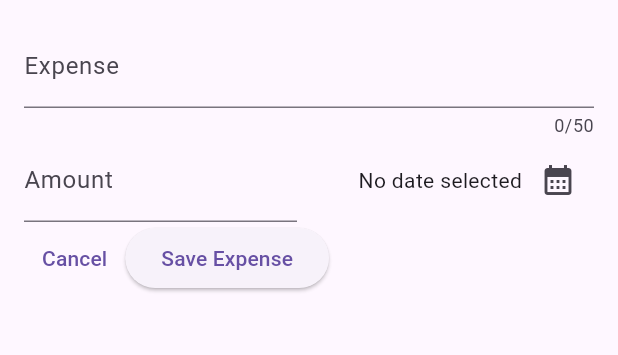
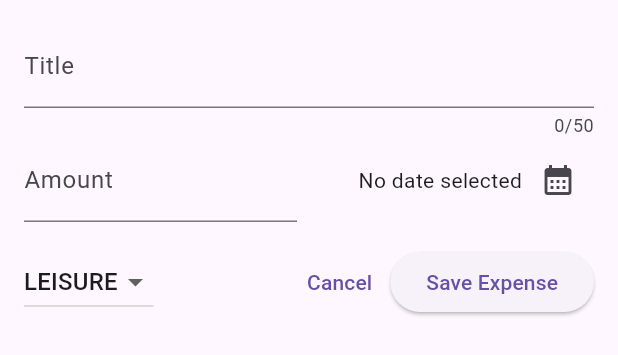
Before and after one commit to HitzCommitted/flutter_expense_tracker, a Flutter app: the NewExpense widget shown alone on an empty page, opened directly, on a phone screen of 412 x 824 dp. Shown: the top 355 px of the screen. Run offline on Flutter 3.47's test engine with Material 3 defaults, Android fonts, the phone set to English and light mode, and no system bars.

Commit message:
added category dropdown

```diff
--- a/lib/widgets/new_expense.dart
+++ b/lib/widgets/new_expense.dart
@@ -14,6 +14,7 @@ class _NewExpenseState extends State<NewExpense> {
   final _titleController = TextEditingController();
   final _amountController = TextEditingController();
   DateTime? _selectedDate;
+  Category _selectedCategory = Category.leisure;
 
   void _presentDatePicker() async {
     final now = DateTime.now();
@@ -45,7 +46,7 @@ class _NewExpenseState extends State<NewExpense> {
           TextField(
             controller: _titleController,
             maxLength: 50,
-            decoration: const InputDecoration(label: Text('Expense')),
+            decoration: const InputDecoration(label: Text('Title')),
           ),
           Row(
             children: [
@@ -54,7 +55,7 @@ class _NewExpenseState extends State<NewExpense> {
                   controller: _amountController,
                   keyboardType: TextInputType.number,
                   decoration: const InputDecoration(
-                    prefixText: '\$ ',
+                    prefixText: 'Ksh. ',
                     label: Text('Amount'),
                   ),
                 ),
@@ -79,8 +80,30 @@ class _NewExpenseState extends State<NewExpense> {
               ),
             ],
           ),
+          const SizedBox(height: 16),
           Row(
             children: [
+              DropdownButton(
+                value: _selectedCategory,
+                items:
+                    Category.values
+                        .map(
+                          (category) => DropdownMenuItem(
+                            value: category,
+                            child: Text(category.name.toUpperCase()),
+                          ),
+                        )
+                        .toList(),
+                onChanged: (value) {
+                  if (value == null) {
+                    return;
+                  }
+                  setState(() {
+                    _selectedCategory = value;
+                  });
+                },
+              ),
+              const Spacer(),
               TextButton(
                 onPressed: () {
                   Navigator.pop(context);
```
